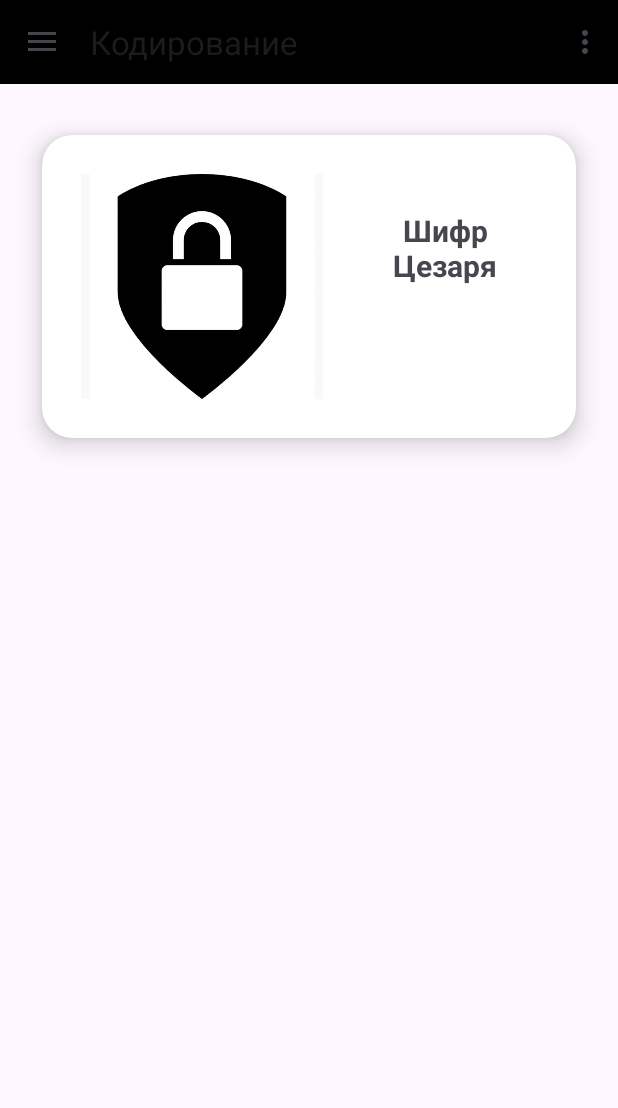
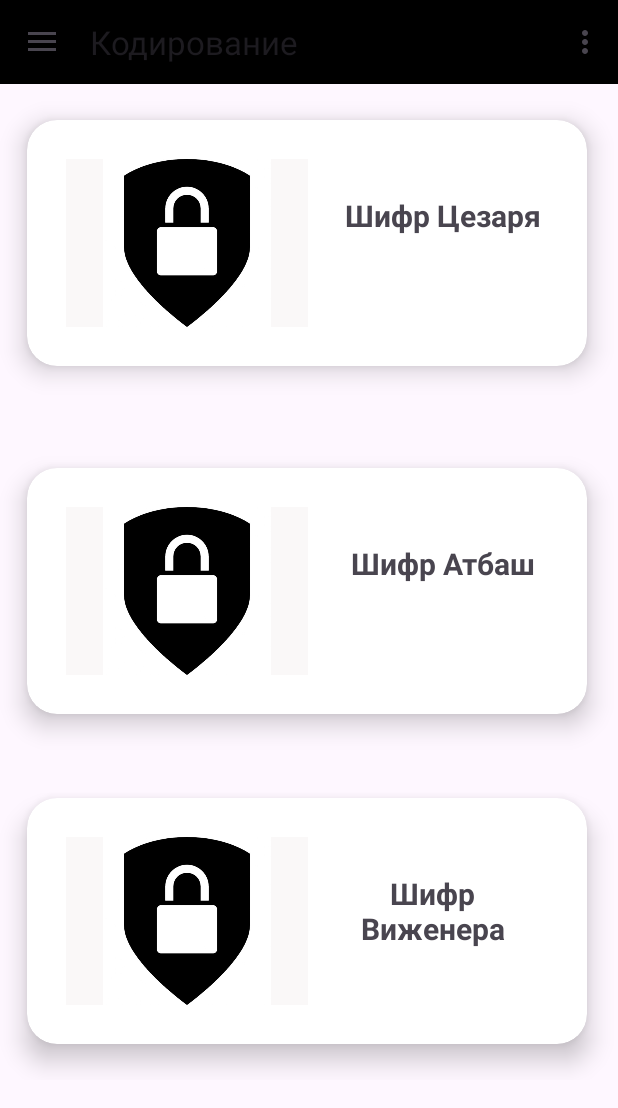
Before and after one commit to alyas10/AndroidMessenger, an Android app: the screen it shows after launch (MainActivity), in the side drawer, after a tap on "Кодирование", on a phone screen of 412 x 824 dp. Shown: the top 1108 px of the screen. Run offline under Robolectric (Android 15) with nearby library versions, the phone set to English and light mode, and no system bars; Roboto replaces fonts that are not available here.

Commit message:
activity_code update

```diff
--- a/app/src/main/res/layout/activity_code.xml
+++ b/app/src/main/res/layout/activity_code.xml
@@ -1,24 +1,26 @@
 <?xml version="1.0" encoding="utf-8"?>
-<LinearLayout xmlns:android="http://schemas.android.com/apk/res/android"
+<ScrollView xmlns:android="http://schemas.android.com/apk/res/android"
     xmlns:app="http://schemas.android.com/apk/res-auto"
     xmlns:tools="http://schemas.android.com/tools"
     android:layout_width="match_parent"
     android:layout_height="match_parent"
-    tools:context=".CodeFragment">
+    tools:context=".CodeFragment"
+    android:orientation="horizontal">
+<androidx.constraintlayout.widget.ConstraintLayout
+    android:layout_width="wrap_content"
+    android:layout_height="wrap_content">
+
     <androidx.cardview.widget.CardView
         android:id="@+id/card1"
-        android:layout_width="match_parent"
-        android:layout_height="wrap_content"
-        android:layout_marginStart="10dp"
-        android:layout_marginTop="10dp"
-        android:layout_marginEnd="10dp"
-        android:layout_marginBottom="10dp"
+        android:layout_width="409dp"
+        android:layout_height="212dp"
         app:cardBackgroundColor="@color/white"
         app:cardCornerRadius="20dp"
         app:cardElevation="10dp"
         app:cardMaxElevation="12dp"
         app:cardPreventCornerOverlap="true"
-        app:cardUseCompatPadding="true">
+        app:cardUseCompatPadding="true"
+        tools:ignore="MissingConstraints">
 
         <RelativeLayout
             android:layout_width="match_parent"
@@ -54,7 +56,117 @@
                 android:textAlignment="center"
                 android:textSize="20sp"
                 android:textStyle="bold" />
-
         </RelativeLayout>
     </androidx.cardview.widget.CardView>
-</LinearLayout>
+
+    <androidx.cardview.widget.CardView
+        android:id="@+id/card2"
+        android:layout_width="409dp"
+        android:layout_height="212dp"
+
+        android:layout_marginTop="20dp"
+        android:layout_weight="1"
+        app:cardBackgroundColor="@color/white"
+        app:cardCornerRadius="20dp"
+        app:cardElevation="10dp"
+        app:cardMaxElevation="12dp"
+        app:cardPreventCornerOverlap="true"
+        app:cardUseCompatPadding="true"
+        app:layout_constraintEnd_toEndOf="parent"
+        app:layout_constraintHorizontal_bias="0.0"
+        app:layout_constraintStart_toStartOf="parent"
+        app:layout_constraintTop_toBottomOf="@+id/card1">
+
+        <RelativeLayout
+            android:layout_width="match_parent"
+            android:layout_height="wrap_content"
+            android:padding="16dp">
+
+            <ImageView
+                android:id="@+id/img1"
+                android:layout_width="161dp"
+                android:layout_height="150dp"
+                android:layout_marginStart="10dp"
+                android:layout_marginTop="10dp"
+                android:layout_marginEnd="10dp"
+                android:layout_marginBottom="10dp"
+                android:background="#FFFAFA"
+                android:backgroundTint="#FAF8F8"
+                android:src="@drawable/icon2" />
+
+            <TextView
+                android:layout_width="129dp"
+                android:layout_height="71dp"
+                android:layout_alignBottom="@+id/img1"
+                android:layout_alignParentTop="true"
+                android:layout_alignParentEnd="true"
+                android:layout_marginStart="10dp"
+                android:layout_marginLeft="24dp"
+                android:layout_marginTop="34dp"
+                android:layout_marginEnd="9dp"
+                android:layout_marginBottom="51dp"
+                android:layout_toEndOf="@+id/img1"
+                android:layout_toRightOf="@id/img1"
+                android:text="Шифр Атбаш"
+                android:textAlignment="center"
+                android:textSize="20sp"
+                android:textStyle="bold" />
+        </RelativeLayout>
+    </androidx.cardview.widget.CardView>
+
+    <androidx.cardview.widget.CardView
+        android:id="@+id/card3"
+        android:layout_width="409dp"
+        android:layout_height="212dp"
+
+        android:layout_marginTop="8dp"
+        android:layout_weight="1"
+        app:cardBackgroundColor="@color/white"
+        app:cardCornerRadius="20dp"
+        app:cardElevation="10dp"
+        app:cardMaxElevation="12dp"
+        app:cardPreventCornerOverlap="true"
+        app:cardUseCompatPadding="true"
+        app:layout_constraintEnd_toEndOf="parent"
+        app:layout_constraintHorizontal_bias="0.0"
+        app:layout_constraintStart_toStartOf="parent"
+        app:layout_constraintTop_toBottomOf="@+id/card2">
+
+        <RelativeLayout
+            android:layout_width="match_parent"
+            android:layout_height="wrap_content"
+            android:padding="16dp">
+
+            <ImageView
+                android:id="@+id/img2"
+                android:layout_width="161dp"
+                android:layout_height="150dp"
+                android:layout_marginStart="10dp"
+                android:layout_marginTop="10dp"
+                android:layout_marginEnd="10dp"
+                android:layout_marginBottom="10dp"
+                android:background="#FFFAFA"
+                android:backgroundTint="#FAF8F8"
+                android:src="@drawable/icon2" />
+
+            <TextView
+                android:layout_width="142dp"
+                android:layout_height="55dp"
+                android:layout_alignBottom="@+id/img2"
+                android:layout_alignParentTop="true"
+                android:layout_alignParentEnd="true"
+                android:layout_marginStart="10dp"
+                android:layout_marginLeft="24dp"
+                android:layout_marginTop="34dp"
+                android:layout_marginEnd="24dp"
+                android:layout_marginBottom="33dp"
+                android:layout_toEndOf="@+id/img2"
+                android:layout_toRightOf="@id/img2"
+                android:text="Шифр Виженера"
+                android:textAlignment="center"
+                android:textSize="20sp"
+                android:textStyle="bold" />
+        </RelativeLayout>
+    </androidx.cardview.widget.CardView>
+</androidx.constraintlayout.widget.ConstraintLayout>
+</ScrollView>
```
